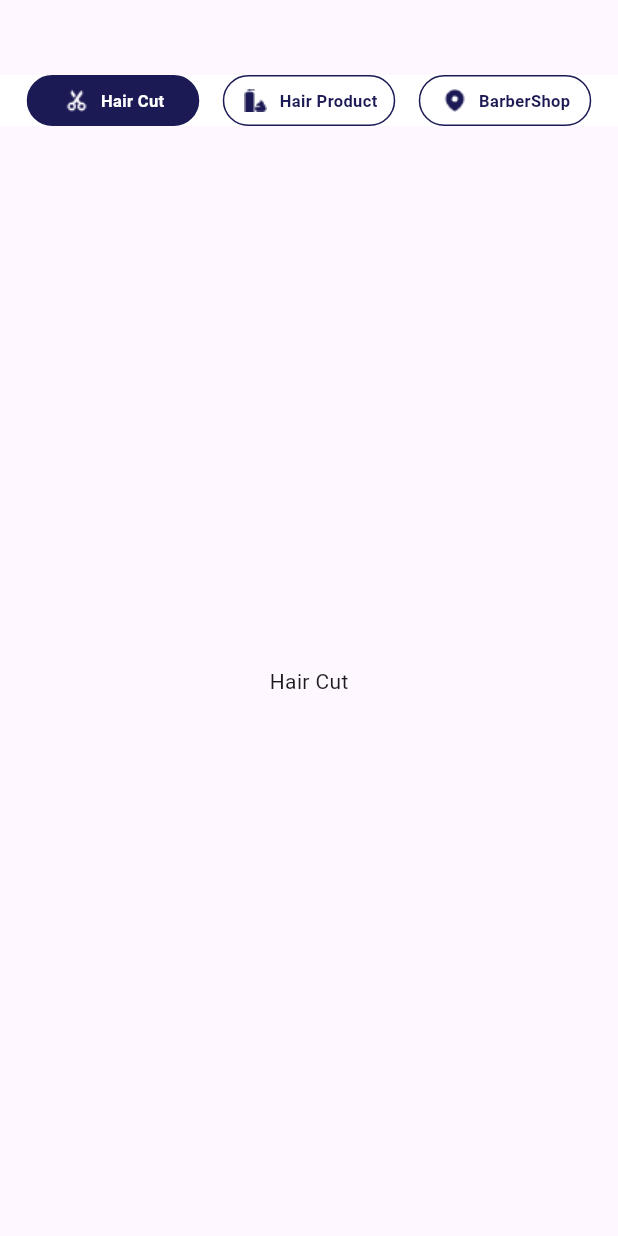
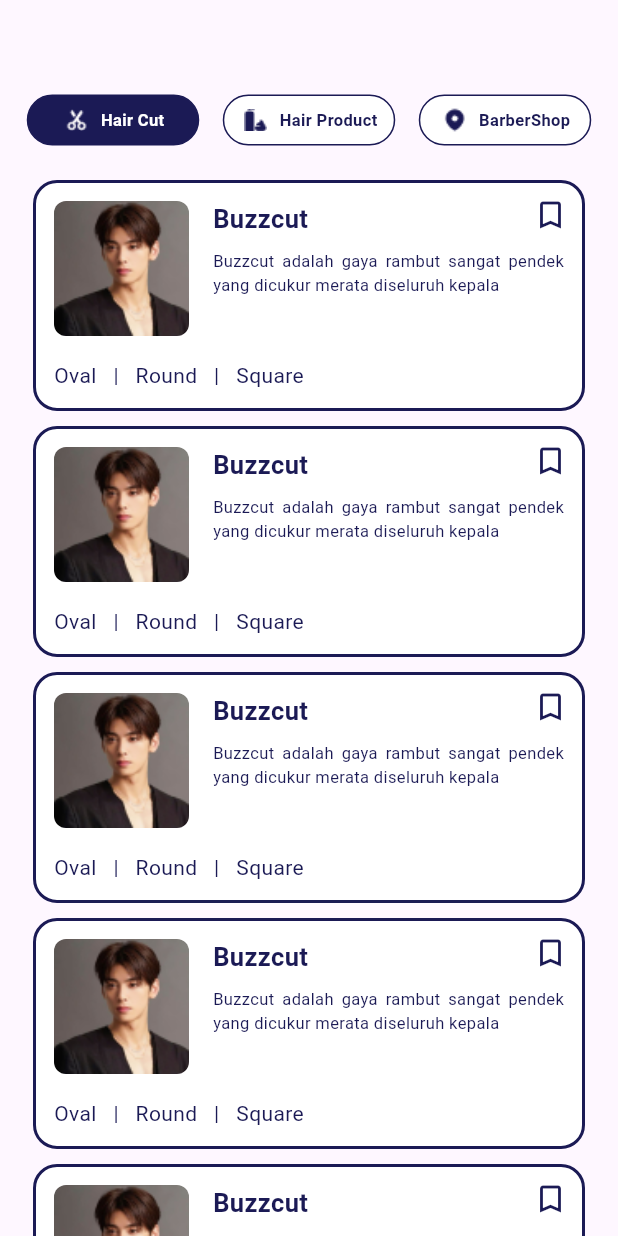
Before and after one commit to DennisParulianPanjaitan/PBL-Hairstyle, a Flutter app: the FeaturesPage screen opened directly, on a phone screen of 412 x 824 dp. Run offline on Flutter 3.47's test engine with Material 3 defaults, Android fonts, the phone set to English and light mode, and no system bars; our stand-ins replace camera, image_picker.

Commit message:
Add : Adding features screen in haircut

```diff
--- /dev/null
+++ b/Hairstyle/lib/screens/detail_haircut.dart
@@ -0,0 +1,25 @@
+import 'package:flutter/material.dart';
+
+class DetailHaircut extends StatelessWidget {
+  const DetailHaircut({super.key});
+
+  @override
+  Widget build(BuildContext context) {
+    return Scaffold(
+      appBar: AppBar(
+        title: Text("DetailHaircuttes"),
+        backgroundColor: Color(0xFF1B1A55),
+      ),
+      body: Center(
+        child: Text(
+          "DetailHaircuttes Page",
+          style: TextStyle(
+            fontSize: 28,
+            fontWeight: FontWeight.bold,
+            color: Colors.black,
+          ),
+        ),
+      ),
+    );
+  }
+}
--- a/Hairstyle/lib/screens/features_screen.dart
+++ b/Hairstyle/lib/screens/features_screen.dart
@@ -1,6 +1,6 @@
 import 'package:flutter/material.dart';
-
 import '../widgets/menu_button.dart'; // Import MenuButton
+import 'detail_haircut.dart'; // Import DetailHaircut page
 
 class FeaturesPage extends StatefulWidget {
   @override
@@ -15,15 +15,15 @@ class _FeaturesPageState extends State<FeaturesPage> {
     return Scaffold(
       body: Column(
         children: [
-          SizedBox(height: 50.0), // Jarak dari atas layar ke menu
+          SizedBox(
+              height: 50.0), // Mengurangi jarak antara menu bar dan content
           Container(
-            color: Colors.white,
+            height: 60,
             child: Padding(
               padding: EdgeInsets.symmetric(horizontal: 10.0),
               child: Row(
                 mainAxisAlignment: MainAxisAlignment.spaceAround,
                 children: [
-                  // Ganti _buildMenuItem dengan MenuButton
                   MenuButton(
                     activeImagePath: 'assets/icons/cutp.png',
                     inactiveImagePath: 'assets/icons/cut3.png',
@@ -61,13 +61,44 @@ class _FeaturesPageState extends State<FeaturesPage> {
               ),
             ),
           ),
+
           Expanded(
             child: IndexedStack(
               index: _currentIndex,
-              children: const [
-                Center(child: Text('Hair Cut')),
-                Center(child: Text('Hair Product')),
-                Center(child: Text('BarberShop')),
+              children: [
+                // Hair Cut Tab
+                Container(
+                  child: ListView.builder(
+                    scrollDirection: Axis.vertical,
+                    itemCount: 5, // Jumlah item BarberShop
+                    itemBuilder: (context, index) {
+                      return _buildHairCutTab(
+                        context, // Pass context here
+                        'assets/images/photo.png', // Gambar
+                        "Buzzcut", // Nama
+                        "Buzzcut adalah gaya rambut sangat pendek yang dicukur merata diseluruh kepala", // Deskripsi
+                      );
+                    },
+                  ),
+                ),
+                // Hair Product Tab
+                Center(
+                  child: Text(
+                    'Hair Product',
+                    style: TextStyle(
+                      color: _currentIndex == 1 ? Colors.blue : Colors.grey,
+                    ),
+                  ),
+                ),
+                // BarberShop Tab
+                Center(
+                  child: Text(
+                    'BarberShop',
+                    style: TextStyle(
+                      color: _currentIndex == 2 ? Colors.blue : Colors.grey,
+                    ),
+                  ),
+                ),
               ],
             ),
           ),
@@ -76,3 +107,103 @@ class _FeaturesPageState extends State<FeaturesPage> {
     );
   }
 }
+
+Widget _buildHairCutTab(
+    BuildContext context, String imagePath, String name, String desc) {
+  return GestureDetector(
+    onTap: () {
+      // Navigate to DetailHaircut page when the item is tapped
+      Navigator.push(
+        context,
+        MaterialPageRoute(
+          builder: (context) => DetailHaircut(),
+        ),
+      );
+    },
+    child: Container(
+      margin: const EdgeInsets.only(
+          left: 22.0, right: 22.0, top: 10.0), // Mengurangi margin atas
+      padding: const EdgeInsets.all(12),
+      decoration: BoxDecoration(
+        color: Color.fromARGB(255, 255, 255, 255), // Warna latar belakang
+        borderRadius:
+            BorderRadius.circular(16), // Radius untuk sudut melengkung
+        border: Border.all(
+          color: Color(0xFF1B1A55), // Warna garis tepi
+          width: 2, // Ketebalan garis tepi
+        ),
+      ),
+      child: Column(
+        crossAxisAlignment: CrossAxisAlignment.start,
+        children: [
+          Stack(
+            children: [
+              // Row untuk menata foto dan teks
+              Row(
+                crossAxisAlignment: CrossAxisAlignment.start,
+                children: [
+                  // Gambar tetap dalam ukuran yang tetap
+                  ClipRRect(
+                    borderRadius: BorderRadius.circular(8),
+                    child: Image.asset(
+                      imagePath,
+                      width: 90,
+                      height: 90,
+                      fit: BoxFit.cover,
+                    ),
+                  ),
+                  const SizedBox(width: 16),
+                  // Kolom untuk menata teks
+                  Expanded(
+                    child: Column(
+                      crossAxisAlignment: CrossAxisAlignment.start,
+                      children: [
+                        Text(
+                          name,
+                          style: TextStyle(
+                            color: Color(0xFF1B1A55),
+                            fontSize: 17,
+                            fontWeight: FontWeight.bold,
+                          ),
+                        ),
+                        const SizedBox(height: 8),
+                        Text(
+                          desc,
+                          style: TextStyle(
+                            color: Color(0xFF1B1A55),
+                            fontSize: 11,
+                          ),
+                          overflow: TextOverflow.ellipsis,
+                          maxLines: 3,
+                          textAlign: TextAlign.justify,
+                        ),
+                      ],
+                    ),
+                  ),
+                ],
+              ),
+              // Memindahkan ikon lebih ke kanan dan atas
+              Positioned(
+                top: -15, // Mengatur posisi vertikal sedikit lebih ke atas
+                right: -15, // Mengatur posisi horizontal lebih ke kanan
+                child: IconButton(
+                  onPressed: () {},
+                  icon: const Icon(Icons.bookmark_border),
+                  color: Color(0xFF1B1A55),
+                ),
+              ),
+            ],
+          ),
+          const SizedBox(height: 16),
+          const Text(
+            'Oval   |   Round   |   Square',
+            style: TextStyle(
+              color: Color(0xFF1B1A55),
+              fontSize: 14,
+            ),
+          ),
+        ],
+      ),
+    ),
+  );
+}
```
Also changed, not shown: Hairstyle/assets/images/photo.png (added).
